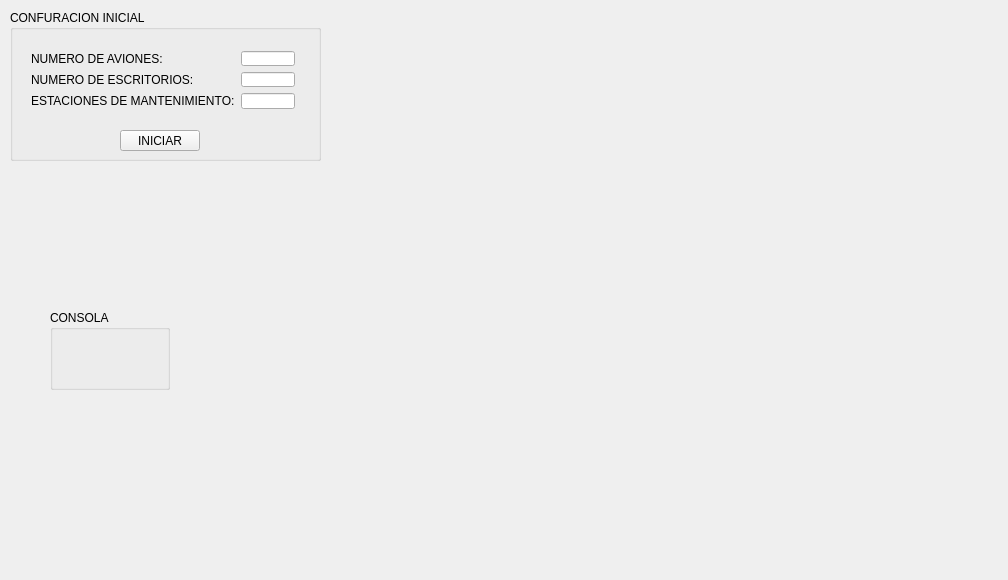
Before: the Qt Designer form practica1201224240/principal.ui in denisse-br/EDD_201224240, drawn with Qt 5.
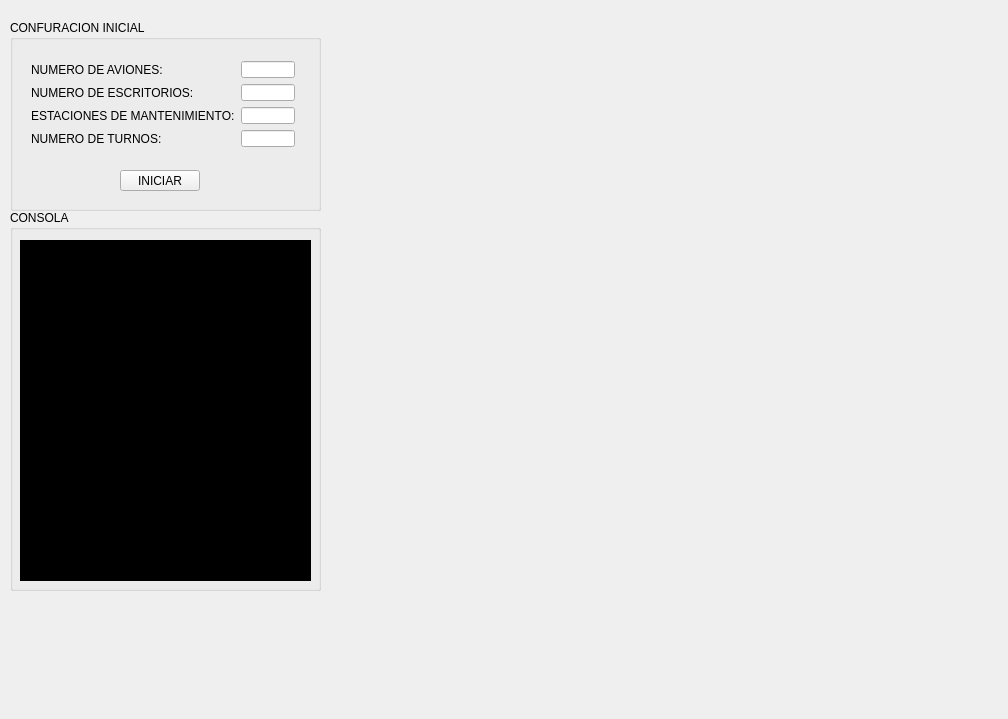
After: the same form once the commit is applied.

Diff of the .ui file:
```diff
--- a/practica1201224240/principal.ui
+++ b/practica1201224240/principal.ui
@@ -7,7 +7,7 @@
     <x>0</x>
     <y>0</y>
     <width>1008</width>
-    <height>580</height>
+    <height>719</height>
    </rect>
   </property>
   <property name="windowTitle">
@@ -18,9 +18,9 @@
     <property name="geometry">
      <rect>
       <x>10</x>
-      <y>10</y>
+      <y>20</y>
       <width>311</width>
-      <height>151</height>
+      <height>191</height>
      </rect>
     </property>
     <property name="title">
@@ -30,7 +30,7 @@
      <property name="geometry">
       <rect>
        <x>110</x>
-       <y>120</y>
+       <y>150</y>
        <width>80</width>
        <height>21</height>
       </rect>
@@ -45,7 +45,7 @@
        <x>10</x>
        <y>30</y>
        <width>286</width>
-       <height>80</height>
+       <height>108</height>
       </rect>
      </property>
      <layout class="QFormLayout" name="formLayout">
@@ -79,21 +79,52 @@
       <item row="2" column="1">
        <widget class="QLineEdit" name="txtmantenimiento"/>
       </item>
+      <item row="3" column="0">
+       <widget class="QLabel" name="label_4">
+        <property name="text">
+         <string>NUMERO DE TURNOS: </string>
+        </property>
+       </widget>
+      </item>
+      <item row="3" column="1">
+       <widget class="QLineEdit" name="txtturnos"/>
+      </item>
      </layout>
     </widget>
    </widget>
    <widget class="QGroupBox" name="groupBox_2">
     <property name="geometry">
      <rect>
-      <x>50</x>
-      <y>310</y>
-      <width>120</width>
-      <height>80</height>
+      <x>10</x>
+      <y>210</y>
+      <width>311</width>
+      <height>381</height>
      </rect>
     </property>
     <property name="title">
      <string>CONSOLA</string>
     </property>
+    <widget class="QTextEdit" name="consola">
+     <property name="geometry">
+      <rect>
+       <x>10</x>
+       <y>30</y>
+       <width>291</width>
+       <height>341</height>
+      </rect>
+     </property>
+     <property name="styleSheet">
+      <string notr="true">background-color: rgb(0, 0, 0);
+font: 11pt &quot;Fixedsys&quot;;</string>
+     </property>
+     <property name="html">
+      <string>&lt;!DOCTYPE HTML PUBLIC &quot;-//W3C//DTD HTML 4.0//EN&quot; &quot;http://www.w3.org/TR/REC-html40/strict.dtd&quot;&gt;
+&lt;html&gt;&lt;head&gt;&lt;meta name=&quot;qrichtext&quot; content=&quot;1&quot; /&gt;&lt;style type=&quot;text/css&quot;&gt;
+p, li { white-space: pre-wrap; }
+&lt;/style&gt;&lt;/head&gt;&lt;body style=&quot; font-family:'Fixedsys'; font-size:11pt; font-weight:400; font-style:normal;&quot;&gt;
+&lt;p style=&quot;-qt-paragraph-type:empty; margin-top:0px; margin-bottom:0px; margin-left:0px; margin-right:0px; -qt-block-indent:0; text-indent:0px; font-family:'MS Shell Dlg 2'; font-size:8pt;&quot;&gt;&lt;br /&gt;&lt;/p&gt;&lt;/body&gt;&lt;/html&gt;</string>
+     </property>
+    </widget>
    </widget>
   </widget>
  </widget>
```
